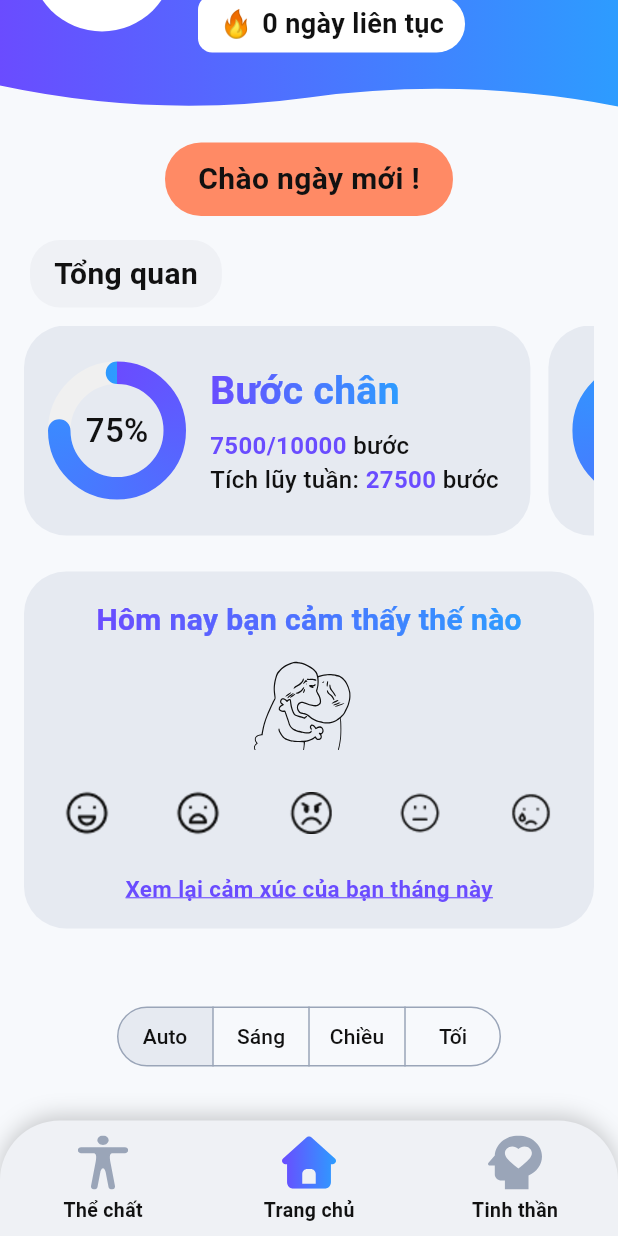
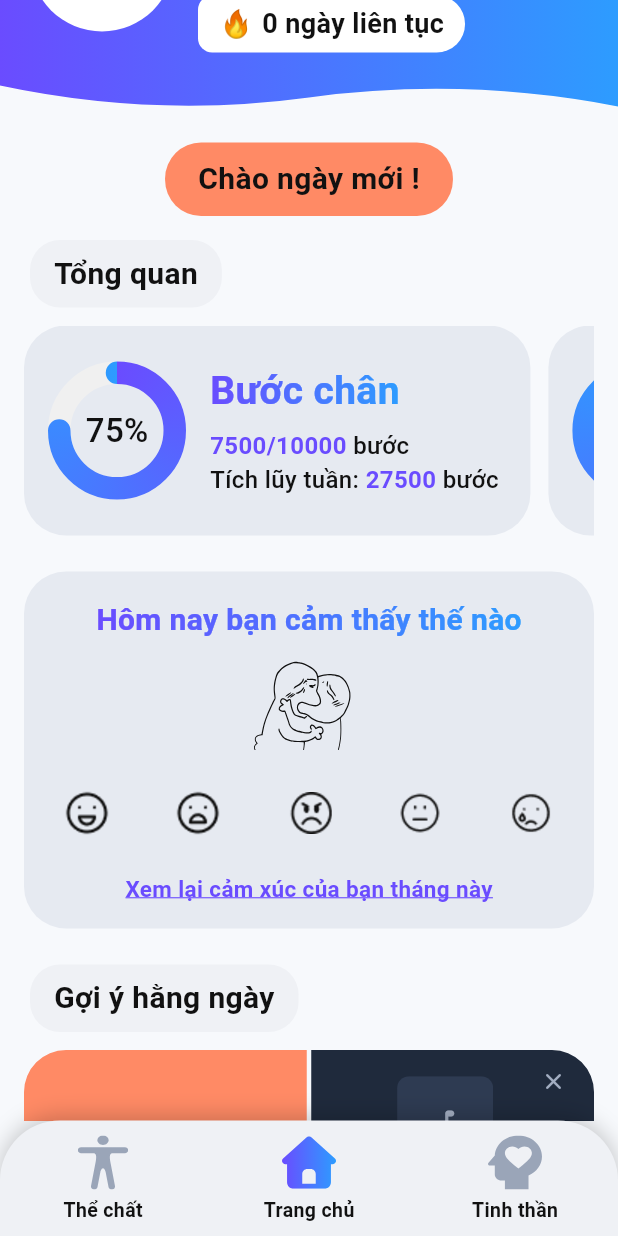
Before and after one commit to trantrikientybg/Healthiez, a Flutter app: the MainShell screen opened directly, scrolled down 147 dp, on a phone screen of 412 x 824 dp. Run offline on Flutter 3.47's test engine with Material 3 defaults, Android fonts, the phone set to English and light mode, and no system bars; our stand-ins replace flutter_svg, pedometer, permission_handler, shared_preferences, supabase_flutter; accounts and stored records are empty; network calls fail; project files that could hold a hidden picture were left out.

Commit message:
temporary widgets - not databased yet

```diff
--- a/lib/core/constants/app_constants.dart
+++ b/lib/core/constants/app_constants.dart
@@ -1,7 +1,23 @@
 class AppConstants {
   AppConstants._();
 
+  // Mục tiêu
   static const int stepGoal = 10000;             // bước/ngày
   static const double sleepGoalHours = 8;        // giờ ngủ mục tiêu
-  static const int screenTimeLimitMinutes = 240; // 4 giờ/ngày
+  static const int screenTimeLimitMinutes = 240; // 4 giờ/ngày (dùng cho vòng tròn %)
+
+  // ---- Ngưỡng cho Gợi ý hằng ngày (sau này màn Settings có thể cho chỉnh) ----
+  static const int maxSuggestions = 4;             // tối đa số thẻ gợi ý
+  static const int screenTimeWarningMinutes = 240; // vượt mức này thì cảnh báo
+
+  static const double sleepEnoughHours = 7;   // ngủ dưới mức này là "chưa đủ giấc"
+  static const int sleepSuggestFromHour = 22; // chỉ nhắc đi ngủ từ 22h...
+  static const int sleepSuggestUntilHour = 3; // ...đến trước 3h sáng
+
+  static const int stepsSuggestFromHour = 10; // trước giờ này không nhắc đi bộ
+  static const int stepsDayStartHour = 6;     // mốc "tiến độ mong đợi" = 0% lúc 6h
+  static const int stepsDayEndHour = 21;      // ...và = 100% lúc 21h
+
+  static const int moodTrendDays = 2;       // xét tâm trạng trong N ngày gần nhất
+  static const int moodTrendMinEntries = 1; // cần ít nhất N ngày đã ghi nhận
 }
--- a/lib/data/repositories/music_repository.dart
+++ b/lib/data/repositories/music_repository.dart
@@ -1,7 +1,15 @@
 import '../../core/utils/date_utils.dart';
+import '../../screens/mental/mental_data.dart' show Mood;
 import '../models/song.dart';
 
 class MusicRepository {
+  /// Playlist theo tâm trạng. TẠM dùng link tìm kiếm của Spotify (mở được ngay);
+  /// thay bằng link playlist thật (dạng https://open.spotify.com/playlist/...).
+  static const Map<Mood, String> playlistUrls = {
+    Mood.happy: 'https://open.spotify.com/search/happy%20vibes',
+    Mood.cry: 'https://open.spotify.com/search/sad%20songs',
+  };
+
   // Tạm thời cả 3 bài dùng chung một ảnh và một link nhạc.
   // Thay 'aaaa' / 'bbbb' bằng link thật (bắt đầu bằng https://).
   static const List<Song> _playlist = [
--- a/lib/features/home/home_screen.dart
+++ b/lib/features/home/home_screen.dart
@@ -1,28 +1,40 @@
 import 'package:flutter/material.dart';
+import 'package:url_launcher/url_launcher.dart';
+import '../../core/constants/app_constants.dart';
 import '../../core/theme/day_period.dart';
+import '../../core/utils/date_utils.dart';
 import '../../data/models/screen_time_record.dart';
 import '../../data/models/sleep_record.dart';
+import '../../data/models/song.dart';
 import '../../data/models/step_record.dart';
 import '../../data/models/streak.dart';
 import '../../data/models/user_profile.dart';
 import '../../data/repositories/activity_repository.dart';
 import '../../data/repositories/mood_repository.dart';
+import '../../data/repositories/mood_sync.dart';
+import '../../data/repositories/music_repository.dart';
 import '../../data/repositories/user_repository.dart';
 import '../../screens/mental/mental_data.dart' show Mood;
 import '../../shared/widgets/app_header.dart';
 import '../../shared/widgets/section_chip.dart';
 import '../../shared/widgets/theme_debug_switcher.dart';
+import 'logic/suggestion.dart';
+import 'logic/suggestion_dismiss_store.dart';
+import 'logic/suggestion_engine.dart';
 import 'widgets/daily_greeting_chip.dart';
 import 'widgets/greeting_header.dart';
 import 'widgets/mood_survey_card.dart';
 import 'widgets/overview_section.dart';
-import '../../data/repositories/mood_sync.dart';
+import 'widgets/suggestion_section.dart';
 
 class HomeScreen extends StatefulWidget {
-  /// Gọi khi bấm "Xem lại cảm xúc của bạn tháng này" (MainShell chuyển sang tab Tinh thần).
+  /// Chuyển sang tab Tinh thần (link "Xem lại cảm xúc..." trên thẻ tâm trạng).
   final VoidCallback? onOpenMental;
 
-  const HomeScreen({super.key, this.onOpenMental});
+  /// Chuyển sang tab Thể chất (thẻ gợi ý đi bộ/chạy bộ).
+  final VoidCallback? onOpenPhysical;
+
+  const HomeScreen({super.key, this.onOpenMental, this.onOpenPhysical});
 
   @override
   State<HomeScreen> createState() => _HomeScreenState();
@@ -32,15 +44,22 @@ class _HomeScreenState extends State<HomeScreen> {
   final UserRepository _userRepo = UserRepository();
   final ActivityRepository _activityRepo = ActivityRepository();
   final MoodRepository _moodRepo = MoodRepository();
+  final MusicRepository _musicRepo = MusicRepository();
+  final SuggestionDismissStore _dismissStore = SuggestionDismissStore();
 
   UserProfile? _profile;
   Streak? _streak;
   StepRecord? _steps;
   SleepRecord? _sleep;
   ScreenTimeRecord? _screenTime;
-  Mood? _mood;
+  Mood? _mood; // tâm trạng hôm nay
+  Map<DateTime, Mood> _moodHistory = {};
+  Song? _song;
+  Set<String> _dismissed = {};
 
-  @override
+  /// Để thử các luật theo giờ, tạm đổi thành ví dụ DateTime(2026, 11, 5, 23).
+  DateTime _now() => DateTime.now();
+
   @override
   void initState() {
     super.initState();
@@ -69,6 +88,9 @@ class _HomeScreenState extends State<HomeScreen> {
     final sleepF = _activityRepo.getLastNightSleep();
     final screenF = _activityRepo.getTodayScreenTime();
     final moodF = _moodRepo.getToday();
+    final historyF = _moodRepo.getRecent(days: AppConstants.moodTrendDays);
+    final songF = _musicRepo.getSongOfTheDay();
+    final dismissedF = _dismissStore.load(_now());
 
     final profile = await profileF;
     final streak = await streakF;
@@ -76,6 +98,9 @@ class _HomeScreenState extends State<HomeScreen> {
     final sleep = await sleepF;
     final screen = await screenF;
     final mood = await moodF;
+    final history = await historyF;
+    final song = await songF;
+    final dismissed = await dismissedF;
 
     if (!mounted) return;
     setState(() {
@@ -85,6 +110,9 @@ class _HomeScreenState extends State<HomeScreen> {
       _sleep = sleep;
       _screenTime = screen;
       _mood = mood;
+      _moodHistory = history;
+      _song = song;
+      _dismissed = dismissed;
     });
   }
 
@@ -96,11 +124,75 @@ class _HomeScreenState extends State<HomeScreen> {
       MoodSync.instance.update(mood, this); // báo cho tab Tinh thần
       return;
     }
-    ScaffoldMessenger.of(context).showSnackBar(
-      const SnackBar(
-        content: Text('Chưa lưu được tâm trạng. Kiểm tra kết nối và thử lại.'),
+    _toast('Chưa lưu được tâm trạng. Kiểm tra kết nối và thử lại.');
+  }
+
+  // ---------------- Gợi ý hằng ngày ----------------
+
+  /// Tâm trạng các ngày gần đây (cũ -> mới), hôm nay lấy theo lựa chọn mới nhất.
+  List<Mood> _recentMoods(DateTime now) {
+    final today = AppDateUtils.dateOnly(now);
+    final map = Map<DateTime, Mood>.from(_moodHistory);
+    if (_mood != null) map[today] = _mood!;
+    final from = today.subtract(Duration(days: AppConstants.moodTrendDays - 1));
+    final days = map.keys.where((d) => !d.isBefore(from)).toList()..sort();
+    return [for (final d in days) map[d]!];
+  }
+
+  List<Suggestion> _suggestions() {
+    final now = _now();
+    return SuggestionEngine.build(
+      SuggestionInput(
+        now: now,
+        steps: _steps,
+        sleep: _sleep,
+        screenTime: _screenTime,
+        recentMoods: _recentMoods(now),
+        songOfTheDay: _song,
+        playlistUrls: MusicRepository.playlistUrls,
       ),
+      dismissed: _dismissed,
     );
+  }
+
+  Future<void> _onSuggestionTap(Suggestion s) async {
+    switch (s.action) {
+      case SuggestionAction.openPhysicalTab:
+        widget.onOpenPhysical?.call();
+      case SuggestionAction.openUrl:
+        await _openUrl(s.url);
+      case SuggestionAction.showMessage:
+        _toast(s.message ?? s.title);
+      case SuggestionAction.openSleep:
+      case SuggestionAction.openMeditation:
+        _toast('Tính năng này đang được phát triển, sắp ra mắt nhé!');
+    }
+  }
+
+  Future<void> _openUrl(String? url) async {
+    var ok = false;
+    if (url != null) {
+      try {
+        final uri = Uri.parse(url);
+        ok = uri.hasScheme &&
+            await launchUrl(uri, mode: LaunchMode.externalApplication);
+      } catch (_) {
+        ok = false;
+      }
+    }
+    if (!ok) _toast('Không mở được liên kết. Kiểm tra lại link nhạc nhé.');
+  }
+
+  void _onSuggestionDismiss(Suggestion s) {
+    setState(() => _dismissed = {..._dismissed, s.id});
+    _dismissStore.dismiss(s.id, _now());
+  }
+
+  void _toast(String message) {
+    if (!mounted) return;
+    ScaffoldMessenger.of(context)
+      ..hideCurrentSnackBar()
+      ..showSnackBar(SnackBar(content: Text(message)));
   }
 
   @override
@@ -140,9 +232,12 @@ class _HomeScreenState extends State<HomeScreen> {
               ),
             ),
             const SizedBox(height: 24),
-            // Phần tiếp theo: Gợi ý hằng ngày sẽ thêm ở đây
-
-            const SizedBox(height: 24),
+            SuggestionSection(
+              suggestions: _suggestions(),
+              onTap: _onSuggestionTap,
+              onDismiss: _onSuggestionDismiss,
+            ),
+            const SizedBox(height: 12),
             const ThemeDebugSwitcher(), // TẠM: xóa khi có Settings
             const SizedBox(height: 32),
           ],
--- /dev/null
+++ b/lib/features/home/logic/suggestion.dart
@@ -0,0 +1,47 @@
+import '../../../data/models/song.dart';
+
+enum SuggestionKind {
+  screenTimeWarning,
+  sleep,
+  meditation,
+  happyMusic,
+  sadMusic,
+  run,
+  songOfTheDay,
+}
+
+/// Việc xảy ra khi người dùng bấm vào thẻ.
+enum SuggestionAction {
+  showMessage,     // chỉ hiện lời nhắn
+  openSleep,       // màn Chế độ ngủ (làm ở bước sau)
+  openMeditation,  // màn Thiền (làm ở bước sau)
+  openPhysicalTab, // chuyển sang tab Thể chất
+  openUrl,         // mở link (playlist, bài hát) bằng app ngoài
+}
+
+class Suggestion {
+  final SuggestionKind kind;
+  final String title;
+  final String subtitle;
+  final String cta; // chữ trên nửa vé xanh đen
+  final SuggestionAction action;
+  final String? url;
+  final String? message;
+  final Song? song;
+
+  const Suggestion({
+    required this.kind,
+    required this.title,
+    required this.subtitle,
+    required this.cta,
+    required this.action,
+    this.url,
+    this.message,
+    this.song,
+  });
+
+  /// Mỗi loại thẻ chỉ xuất hiện một lần trong ngày -> dùng làm id để "ẩn hôm nay".
+  String get id => kind.name;
+
+  bool get isWarning => kind == SuggestionKind.screenTimeWarning;
+}
--- /dev/null
+++ b/lib/features/home/logic/suggestion_dismiss_store.dart
@@ -0,0 +1,36 @@
+import 'package:shared_preferences/shared_preferences.dart';
+
+/// Lưu các gợi ý người dùng đã "ẩn hôm nay". Sang ngày mới tự hiện lại.
+class SuggestionDismissStore {
+  static const _prefix = 'home.suggestions.dismissed.';
+
+  static String _key(DateTime d) =>
+      '$_prefix${d.year.toString().padLeft(4, '0')}-'
+      '${d.month.toString().padLeft(2, '0')}-'
+      '${d.day.toString().padLeft(2, '0')}';
+
+  Future<Set<String>> load(DateTime now) async {
+    try {
+      final prefs = await SharedPreferences.getInstance();
+      return (prefs.getStringList(_key(now)) ?? const <String>[]).toSet();
+    } catch (_) {
+      return <String>{};
+    }
+  }
+
+  Future<void> dismiss(String id, DateTime now) async {
+    try {
+      final prefs = await SharedPreferences.getInstance();
+      final key = _key(now);
+      final list = (prefs.getStringList(key) ?? <String>[]).toList();
+      if (!list.contains(id)) list.add(id);
+      await prefs.setStringList(key, list);
+      // Dọn khóa của các ngày cũ
+      for (final k in prefs.getKeys().toList()) {
+        if (k.startsWith(_prefix) && k != key) await prefs.remove(k);
+      }
+    } catch (_) {
+      // Không lưu được thì thẻ chỉ ẩn trong phiên này
+    }
+  }
+}
--- /dev/null
+++ b/lib/features/home/widgets/suggestion_section.dart
@@ -0,0 +1,139 @@
+import 'package:flutter/material.dart';
+import '../../../core/theme/app_text_styles.dart';
+import '../../../core/theme/brand_colors.dart';
+import '../../../shared/widgets/section_chip.dart';
+import '../logic/suggestion.dart';
+import 'ticket_card.dart';
+
+/// Mục "Gợi ý hằng ngày": chip tiêu đề + danh sách thẻ vé (tối đa 4).
+class SuggestionSection extends StatelessWidget {
+  final List<Suggestion> suggestions;
+  final ValueChanged<Suggestion> onTap;
+  final ValueChanged<Suggestion> onDismiss;
+
+  const SuggestionSection({
+    super.key,
+    required this.suggestions,
+    required this.onTap,
+    required this.onDismiss,
+  });
+
+  static const Color _iconColor = Color(0xFFA3AEC2);
+
+  @override
+  Widget build(BuildContext context) {
+    if (suggestions.isEmpty) return const SizedBox.shrink();
+
+    return Column(
+      children: [
+        const Align(
+          alignment: Alignment.centerLeft,
+          child: Padding(
+            padding: EdgeInsets.only(left: 20),
+            child: SectionChip('Gợi ý hằng ngày'),
+          ),
+        ),
+        const SizedBox(height: 12),
+        for (final s in suggestions)
+          Padding(
+            padding: const EdgeInsets.fromLTRB(16, 0, 16, 12),
+            child: TicketCard(
+              title: s.song != null ? 'Bài hát hôm nay' : s.title,
+              subtitle: s.song != null ? '' : s.subtitle,
+              isWarning: s.isWarning,
+              right: _rightOf(s),
+              onTap: () => onTap(s),
+              onDismiss: () => onDismiss(s),
+            ),
+          ),
+      ],
+    );
+  }
+
+  Widget _rightOf(Suggestion s) {
+    final song = s.song;
+    if (song != null) return _SongCover(title: song.title, artist: song.artist, coverUrl: song.coverUrl);
+
+    return Column(
+      mainAxisSize: MainAxisSize.min,
+      children: [
+        Icon(_iconOf(s.kind), size: 44, color: _iconColor),
+        const SizedBox(height: 8),
+        Text(
+          s.cta,
+          textAlign: TextAlign.center,
+          maxLines: 2,
+          overflow: TextOverflow.ellipsis,
+          style: AppTextStyles.ticketOnDark.copyWith(fontSize: 14),
+        ),
+      ],
+    );
+  }
+
+  IconData _iconOf(SuggestionKind kind) => switch (kind) {
+        SuggestionKind.screenTimeWarning => Icons.warning_amber_rounded,
+        SuggestionKind.sleep => Icons.bedtime_rounded,
+        SuggestionKind.meditation => Icons.self_improvement_rounded,
+        SuggestionKind.happyMusic => Icons.music_note_rounded,
+        SuggestionKind.sadMusic => Icons.music_note_rounded,
+        SuggestionKind.run => Icons.directions_run_rounded,
+        SuggestionKind.songOfTheDay => Icons.music_note_rounded,
+      };
+}
+
+class _SongCover extends StatelessWidget {
+  final String title;
+  final String artist;
+  final String coverUrl;
+
+  const _SongCover({
+    required this.title,
+    required this.artist,
+    required this.coverUrl,
+  });
+
+  @override
+  Widget build(BuildContext context) {
+    final placeholder = Container(
+      width: 64,
+      height: 64,
+      color: const Color(0xFF2E3B52),
+      child: const Icon(Icons.music_note_rounded, color: SuggestionSection._iconColor),
+    );
+
+    return Column(
+      mainAxisSize: MainAxisSize.min,
+      children: [
+        ClipRRect(
+          borderRadius: BorderRadius.circular(8),
+          child: coverUrl.startsWith('http')
+              ? Image.network(
+                  coverUrl,
+                  width: 64,
+                  height: 64,
+                  fit: BoxFit.cover,
+                  errorBuilder: (_, __, ___) => placeholder,
+                )
+              : placeholder, // chưa có link thật (đang là chỗ giữ chỗ)
+        ),
+        const SizedBox(height: 6),
+        Text(
+          title,
+          maxLines: 1,
+          overflow: TextOverflow.ellipsis,
+          style: AppTextStyles.ticketOnDark.copyWith(fontSize: 13),
+        ),
+        Text(
+          artist,
+          maxLines: 1,
+          overflow: TextOverflow.ellipsis,
+          style: const TextStyle(
+            fontSize: 11,
+            fontWeight: FontWeight.w600,
+            color: BrandColors.textOnDark,
+          ),
+        ),
+      ],
+    );
+  }
+}
--- /dev/null
+++ b/lib/features/home/widgets/ticket_card.dart
@@ -0,0 +1,138 @@
+import 'package:flutter/material.dart';
+import '../../../core/theme/app_text_styles.dart';
+import '../../../core/theme/brand_colors.dart';
+
+/// Thẻ "vé": nửa trái màu cam (chữ), nửa phải màu xanh đen (icon/ảnh),
+/// có hai khuyết tròn ở mép trái và phải. Màu cố định ở mọi buổi trong ngày.
+class TicketCard extends StatelessWidget {
+  final String title;
+  final String subtitle;
+  final Widget right; // nội dung nửa xanh đen
+  final bool isWarning;
+  final VoidCallback? onTap;
+  final VoidCallback? onDismiss;
+
+  const TicketCard({
+    super.key,
+    required this.title,
+    required this.subtitle,
+    required this.right,
+    this.isWarning = false,
+    this.onTap,
+    this.onDismiss,
+  });
+
+  static const double height = 140;
+
+  @override
+  Widget build(BuildContext context) {
+    final leftColor =
+        isWarning ? const Color(0xFFFF6B57) : BrandColors.orange;
+
+    return GestureDetector(
+      onTap: onTap,
+      child: ClipPath(
+        clipper: _TicketClipper(),
+        child: SizedBox(
+          height: height,
+          child: Stack(
+            children: [
+              Row(
+                children: [
+                  // Nửa cam: chữ
+                  Expanded(
+                    child: Container(
+                      color: leftColor,
+                      padding: const EdgeInsets.fromLTRB(22, 14, 12, 14),
+                      alignment: Alignment.centerLeft,
+                      child: Column(
+                        mainAxisAlignment: MainAxisAlignment.center,
+                        crossAxisAlignment: CrossAxisAlignment.start,
+                        children: [
+                          Text(
+                            title,
+                            maxLines: 3,
+                            overflow: TextOverflow.ellipsis,
+                            style: AppTextStyles.ticketTitle.copyWith(fontSize: 17),
+                          ),
+                          if (subtitle.isNotEmpty) ...[
+                            const SizedBox(height: 6),
+                            Text(
+                              subtitle,
+                              maxLines: 3,
+                              overflow: TextOverflow.ellipsis,
+                              style: const TextStyle(
+                                fontSize: 12,
+                                fontWeight: FontWeight.w500,
+                                color: BrandColors.textPrimary,
+                              ),
+                            ),
+                          ],
+                        ],
+                      ),
+                    ),
+                  ),
+                  const SizedBox(width: 3), // khe hở giữa hai nửa vé
+                  // Nửa xanh đen: icon hoặc ảnh
+                  Expanded(
+                    child: Container(
+                      color: BrandColors.navy,
+                      padding: const EdgeInsets.fromLTRB(12, 14, 22, 14),
+                      child: Center(child: right),
+                    ),
+                  ),
+                ],
+              ),
+              if (onDismiss != null)
+                Positioned(
+                  top: 6,
+                  right: 12,
+                  child: InkWell(
+                    onTap: onDismiss,
+                    customBorder: const CircleBorder(),
+                    child: const Padding(
+                      padding: EdgeInsets.all(6),
+                      child: Icon(
+                        Icons.close_rounded,
+                        size: 18,
+                        color: Color(0xFFA3AEC2),
+                        semanticLabel: 'Ẩn gợi ý hôm nay',
+                      ),
+                    ),
+                  ),
+                ),
+            ],
+          ),
+        ),
+      ),
+    );
+  }
+}
+
+/// Bo góc và khoét hai nửa hình tròn ở giữa mép trái, mép phải.
+class _TicketClipper extends CustomClipper<Path> {
+  static const double radius = 28;
+  static const double notchRadius = 12;
+
+  @override
+  Path getClip(Size size) {
+    final body = Path()
+      ..addRRect(RRect.fromRectAndRadius(
+        Offset.zero & size,
+        const Radius.circular(radius),
+      ));
+    final notches = Path()
+      ..addOval(Rect.fromCircle(
+        center: Offset(0, size.height / 2),
+        radius: notchRadius,
+      ))
+      ..addOval(Rect.fromCircle(
+        center: Offset(size.width, size.height / 2),
+        radius: notchRadius,
+      ));
+    return Path.combine(PathOperation.difference, body, notches);
+  }
+
+  @override
+  bool shouldReclip(covariant CustomClipper<Path> oldClipper) => false;
+}
--- a/lib/navigation/main_shell.dart
+++ b/lib/navigation/main_shell.dart
@@ -58,7 +58,10 @@ class _MainShellState extends State<MainShell> {
         ),
       ),
       _KeepAlivePage(
-        child: HomeScreen(onOpenMental: () => _onTabSelected(_mentalIndex)),
+        child: HomeScreen(
+          onOpenMental: () => _onTabSelected(_mentalIndex),
+          onOpenPhysical: () => _onTabSelected(_physicalIndex),
+        ),
       ),
       const _KeepAlivePage(child: mental.MentalScreen()),
     ];
```
Also changed, not shown: lib/data/repositories/mood_repository.dart (+27 -3 lines), lib/features/home/logic/suggestion_engine.dart (added, +172 -0 lines), lib/data/repositories/mood_sync.dart (line endings or trailing spaces), 1 other file.
